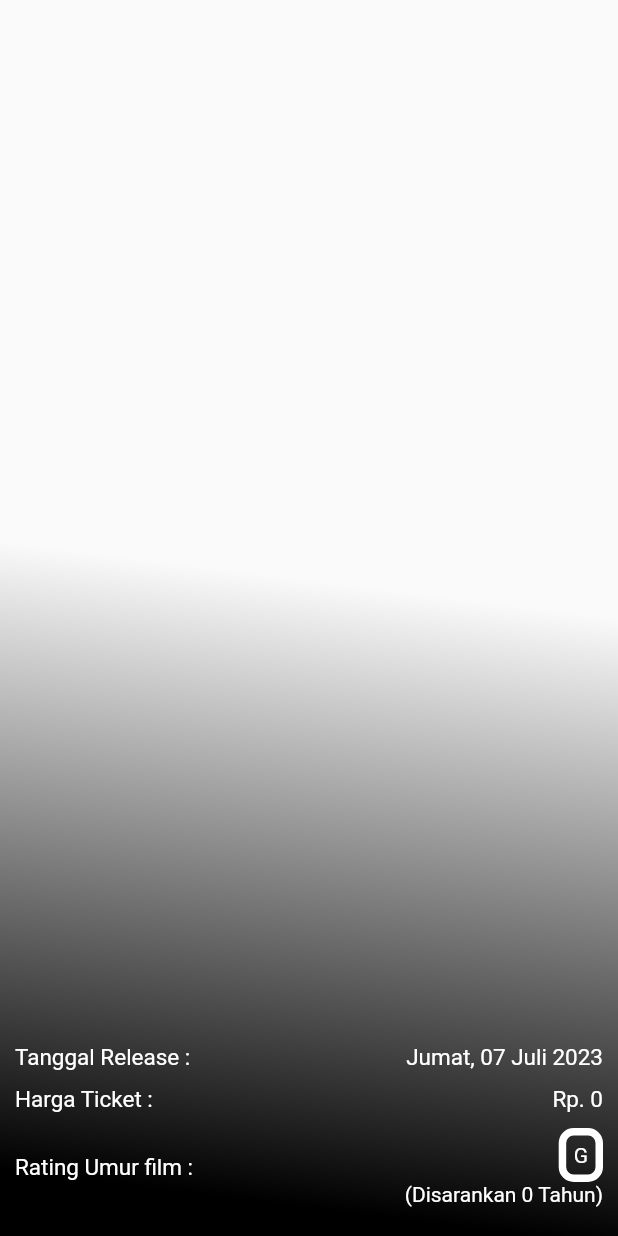
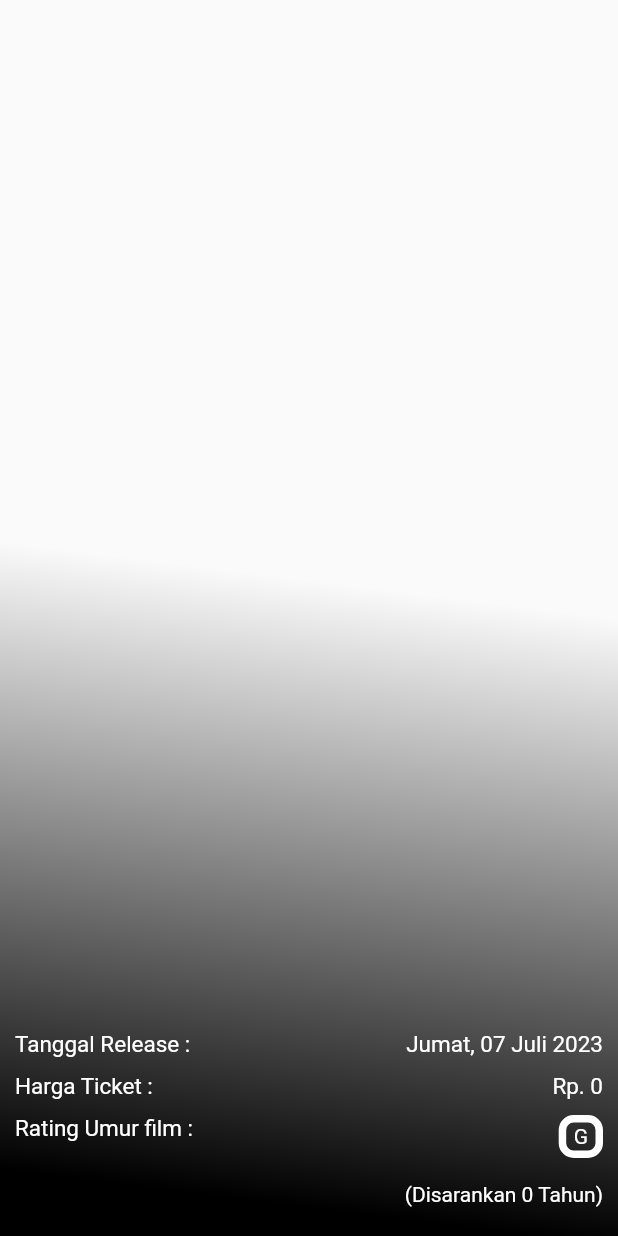
Before and after one commit to manofi21/movie_practice, a Flutter app: the ShortDetailMovieWidget widget shown alone on an empty page, opened directly with empty values, on a phone screen of 412 x 824 dp. Run offline on Flutter 3.47's test engine with Material 2 defaults, Android fonts, the phone set to English and light mode, and no system bars; our stand-ins replace cached_network_image, dio; network calls fail.

Commit message:
update movie padding for short detail movie

```diff
--- a/lib/presentation/short_detail_movie_widget.dart
+++ b/lib/presentation/short_detail_movie_widget.dart
@@ -18,7 +18,9 @@ class ShortDetailMovieWidget extends StatelessWidget {
   });
 
   Widget childItem(String title, {String? content, Widget? widget}) {
-    return Row(children: [
+    return Row(
+      crossAxisAlignment: CrossAxisAlignment.start,
+      children: [
       Expanded(
         flex: 2,
         child: Text(
@@ -89,7 +91,10 @@ class ShortDetailMovieWidget extends StatelessWidget {
                 crossAxisAlignment: CrossAxisAlignment.end,
                 children: [
                   Container(
-                    padding: const EdgeInsets.all(5),
+                    padding: const EdgeInsets.symmetric(
+                      horizontal: 5,
+                      vertical: 1.3
+                    ),
                     decoration: BoxDecoration(
                       border: Border.all(color: Colors.white, width: 5),
                       borderRadius: const BorderRadius.all(
@@ -104,7 +109,7 @@ class ShortDetailMovieWidget extends StatelessWidget {
                     ),
                   ),
                   Text(
-                    '(Disarankan ${ageRating.toString()} Tahun)',
+                    '\n(Disarankan ${ageRating.toString()} Tahun)',
                     style: const TextStyle(
                       color: Colors.white,
                     ),
```
